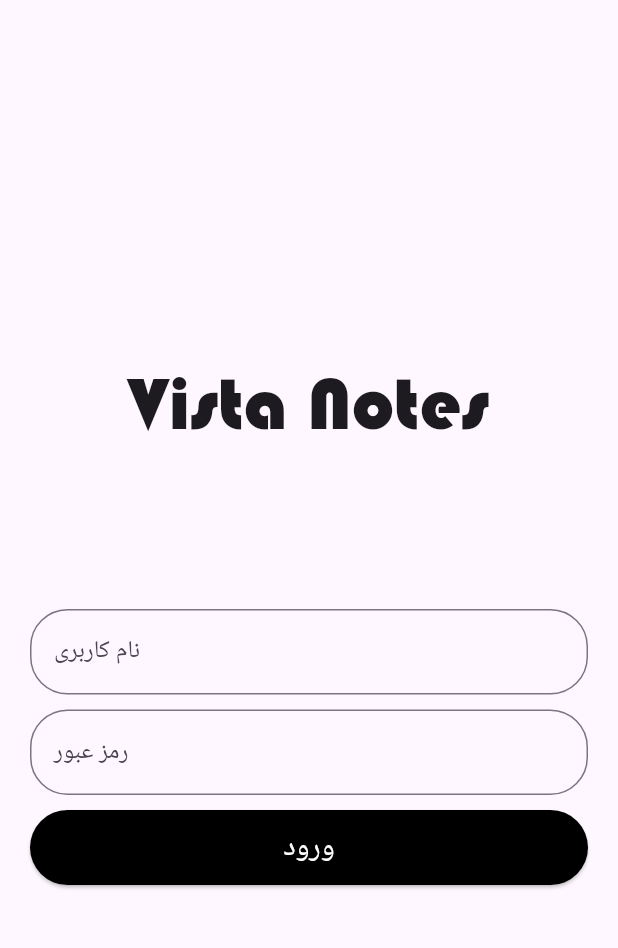
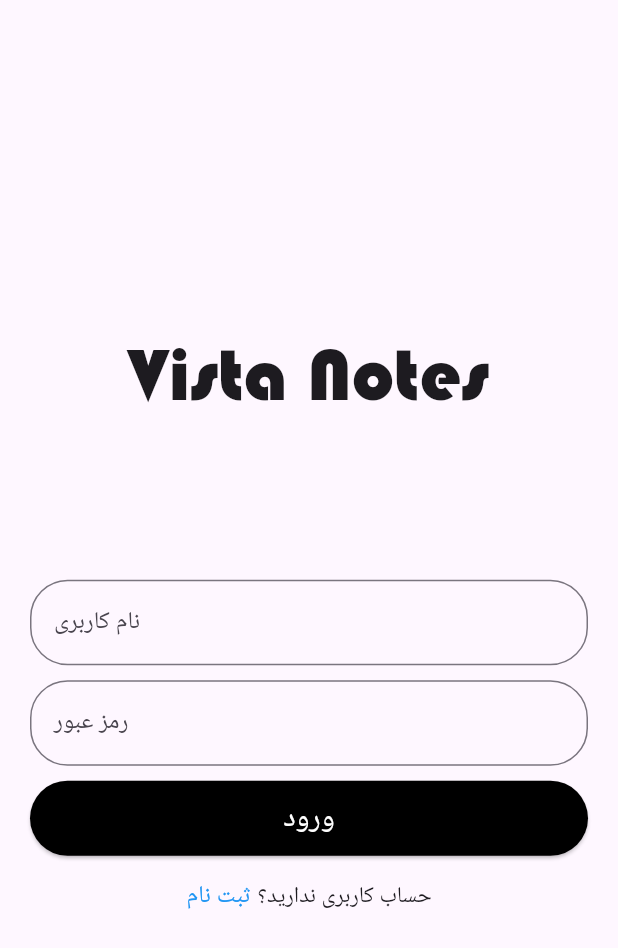
Before and after one commit to immrit/vista_notes, a Flutter app: the screen it shows after launch, on a phone screen of 412 x 824 dp. Shown: the top 948 px of the screen. Run offline on Flutter 3.47's test engine with Material 3 defaults, Android fonts, the phone set to English and light mode, and no system bars; our stand-ins replace flutter_spinkit, pocketbase.

Commit message:
login and signup

```diff
--- a/lib/View/Screens/LoginScreen.dart
+++ b/lib/View/Screens/LoginScreen.dart
@@ -1,4 +1,6 @@
+import 'package:flutter/cupertino.dart';
 import 'package:flutter/material.dart';
+import 'package:vista_notes/View/Screens/signupScreen.dart';
 import 'package:vista_notes/View/widgets/widgets.dart';
 
 class LoginScreen extends StatefulWidget {
@@ -19,26 +21,31 @@ class _LoginScreenState extends State<LoginScreen> {
       mainAxisAlignment: MainAxisAlignment.center,
       children: [
         VistaTextLogo(),
-        SizedBox(height: 50),
+        const SizedBox(height: 50),
         Container(
-            padding: EdgeInsets.only(top: 50),
+            padding: const EdgeInsets.only(top: 50),
             child: TextInputWidget(username, "نام کاربری", false)),
         TextInputWidget(password, "رمز عبور", true),
-        Container(
-          margin: EdgeInsets.symmetric(horizontal: 20),
-          width: double.infinity,
-          height: 50,
-          child: ElevatedButton(
-            onPressed: () {},
-            child: Text("ورود",
-                style: TextStyle(
-                  color: Colors.white,
-                  fontSize: 20,
+        LoginAndSignUpButton(),
+        const SizedBox(height: 15),
+        Row(
+          mainAxisAlignment: MainAxisAlignment.center,
+          children: [
+            // TextButton(onPressed: () {}, child: Text("ثبت نام")),
+            GestureDetector(
+                onTap: () {
+                  Navigator.of(context).pushReplacement(MaterialPageRoute(
+                      builder: (context) => const SignUpScreen()));
+                },
+                child: const Text(
+                  "ثبت نام ",
+                  style: TextStyle(color: Colors.blue, fontSize: 16),
                 )),
-            style: ElevatedButton.styleFrom(
-              backgroundColor: Colors.black,
+            const Text(
+              "حساب کاربری ندارید؟",
+              style: TextStyle(fontSize: 15),
             ),
-          ),
+          ],
         )
       ],
     )));
--- a/lib/View/widgets/widgets.dart
+++ b/lib/View/widgets/widgets.dart
@@ -19,3 +19,22 @@ Widget VistaTextLogo() {
   return Text("Vista Notes",
       style: TextStyle(fontFamily: "Bauhaus", fontSize: 50));
 }
+
+Widget LoginAndSignUpButton() {
+  return Container(
+    margin: const EdgeInsets.symmetric(horizontal: 20),
+    width: double.infinity,
+    height: 50,
+    child: ElevatedButton(
+      onPressed: () {},
+      child: const Text("ورود",
+          style: TextStyle(
+            color: Colors.white,
+            fontSize: 20,
+          )),
+      style: ElevatedButton.styleFrom(
+        backgroundColor: Colors.black,
+      ),
+    ),
+  );
+}
```
Also changed, not shown: lib/PocketBase/remoteService.dart (added, +15 -0 lines), lib/View/Screens/signupScreen.dart (added, +46 -0 lines), pubspec.yaml (+1 -6 lines), pubspec.lock.
